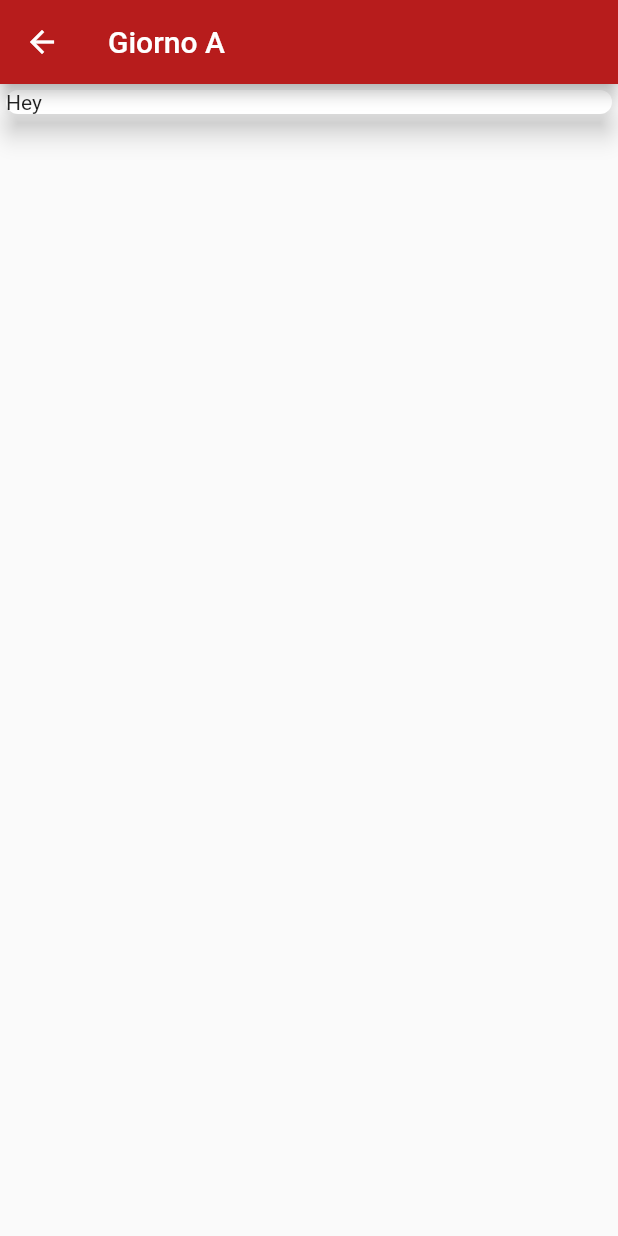
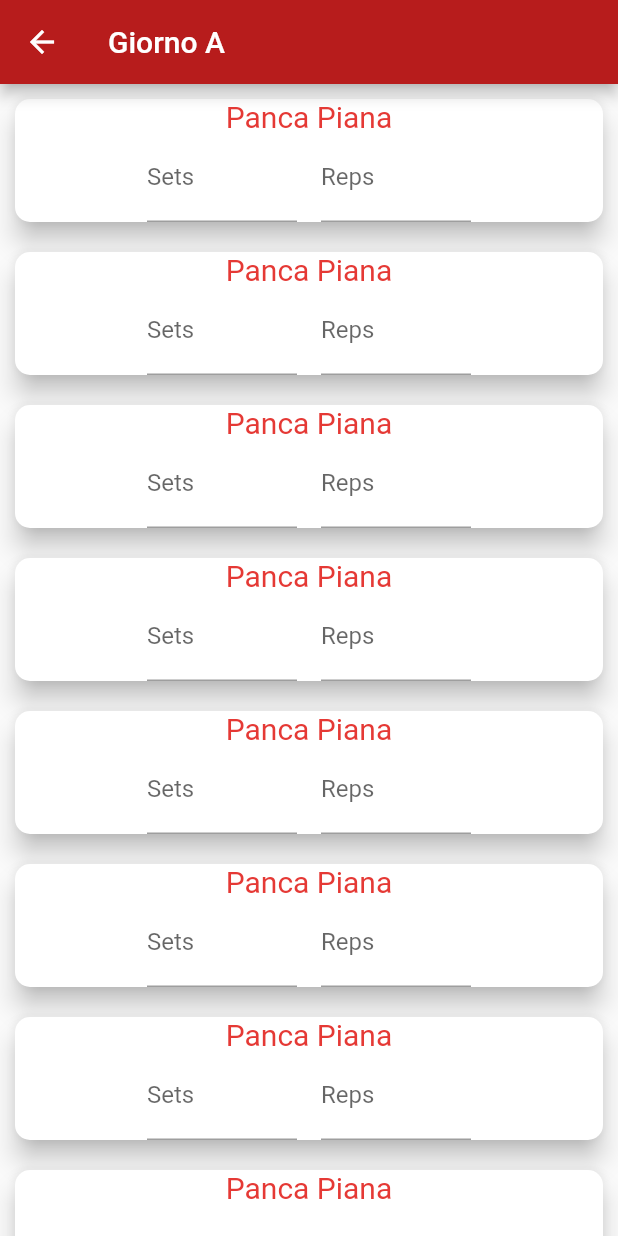
Before and after one commit to Tom1380/Pale, a Flutter app: the WorkoutProgramDayConfigurator screen opened directly, on a phone screen of 412 x 824 dp. Run offline on Flutter 3.47's test engine with Material 2 defaults, Android fonts, the phone set to English and light mode, and no system bars.

Commit message:
Progress towards workout program configuration.

```diff
--- a/lib/WorkoutProgramConfigurationPage.dart
+++ b/lib/WorkoutProgramConfigurationPage.dart
@@ -182,29 +182,116 @@ class _WorkoutProgramDayConfiguratorState
   Widget build(BuildContext context) {
     return Scaffold(
       appBar: AppBar(title: Text('Giorno A')),
-      body: Column(
-        children: [
-          Card(
-            child: Row(
-              children: [
-                Text('Hey'),
-              ],
-            ),
-          ),
-        ],
+      body: ListView.builder(
+        itemCount: 8,
+        itemBuilder: (BuildContext context, int index) {
+          return SetsPerRepsConfigurator('Panca Piana');
+        },
       ),
     );
   }
 }
 
-class SetPerRepsConfigurator extends StatefulWidget {
+class SetsPerRepsConfigurator extends StatefulWidget {
+  String name;
+  int sets;
+  List<int> reps = [];
+  bool constantReps = true;
+  SetsPerRepsConfigurator(this.name);
   @override
-  _SetPerRepsConfiguratorState createState() => _SetPerRepsConfiguratorState();
+  _SetsPerRepsConfiguratorState createState() =>
+      _SetsPerRepsConfiguratorState();
 }
 
-class _SetPerRepsConfiguratorState extends State<SetPerRepsConfigurator> {
+class _SetsPerRepsConfiguratorState extends State<SetsPerRepsConfigurator> {
+  Widget setsTextField() {
+    return Container(
+      width: 100,
+      child: TextFormField(
+        initialValue: '${widget.sets ?? ''}',
+        decoration: new InputDecoration(labelText: "Sets"),
+        keyboardType: TextInputType.number,
+        onChanged: (input) {
+          setState(() {
+            widget.sets = int.parse(input);
+          });
+        },
+      ),
+    );
+  }
+
+  Widget repsTextField() {
+    return Container(
+      width: 100,
+      child: TextField(
+        decoration: new InputDecoration(labelText: "Reps"),
+        keyboardType: TextInputType.number,
+      ),
+    );
+  }
+
+  Widget constantSetsVariantSubWidgets() {
+    return Row(
+      children: [
+        setsTextField(),
+        Padding(
+          padding: EdgeInsets.all(8),
+        ),
+        repsTextField(),
+      ],
+    );
+  }
+
+  Widget nonConstantSetsVariantSubWidgets() {
+    List<Widget> widgets = [
+      setsTextField(),
+      Padding(
+        padding: EdgeInsets.all(8),
+      ),
+    ];
+    for (int i = 0; i < (widget.sets ?? 1); ++i) {
+      widgets.add(repsTextField());
+    }
+    return Column(
+      children: widgets,
+    );
+  }
+
   @override
   Widget build(BuildContext context) {
-    return Container();
+    return GestureDetector(
+      child: Card(
+        margin: EdgeInsets.all(10),
+        child: Row(
+          mainAxisAlignment: MainAxisAlignment.center,
+          children: [
+            Column(
+              children: [
+                Text(
+                  widget.name,
+                  style: TextStyle(
+                    fontSize: 20,
+                    color: Theme.of(context).accentColor,
+                  ),
+                ),
+                widget.constantReps
+                    ? constantSetsVariantSubWidgets()
+                    : nonConstantSetsVariantSubWidgets(),
+              ],
+            ),
+          ],
+        ),
+      ),
+      onDoubleTap: () {
+        if (!widget.constantReps) {
+          for (int i = 0; i < widget.reps.length; ++i) {
+            widget.reps[i] = widget.reps[0];
+          }
+        }
+        setState(() {
+          widget.constantReps = !widget.constantReps;
+        });
+      },
+    );
   }
 }
```
